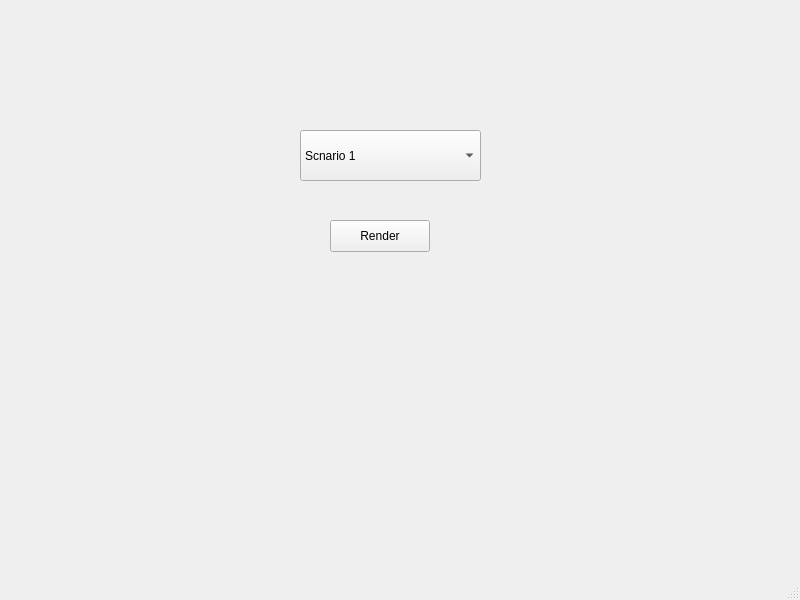
The window that Main.ui (WilleGyr/AV_City_Comparison) describes before a commit, drawn with Qt 5.
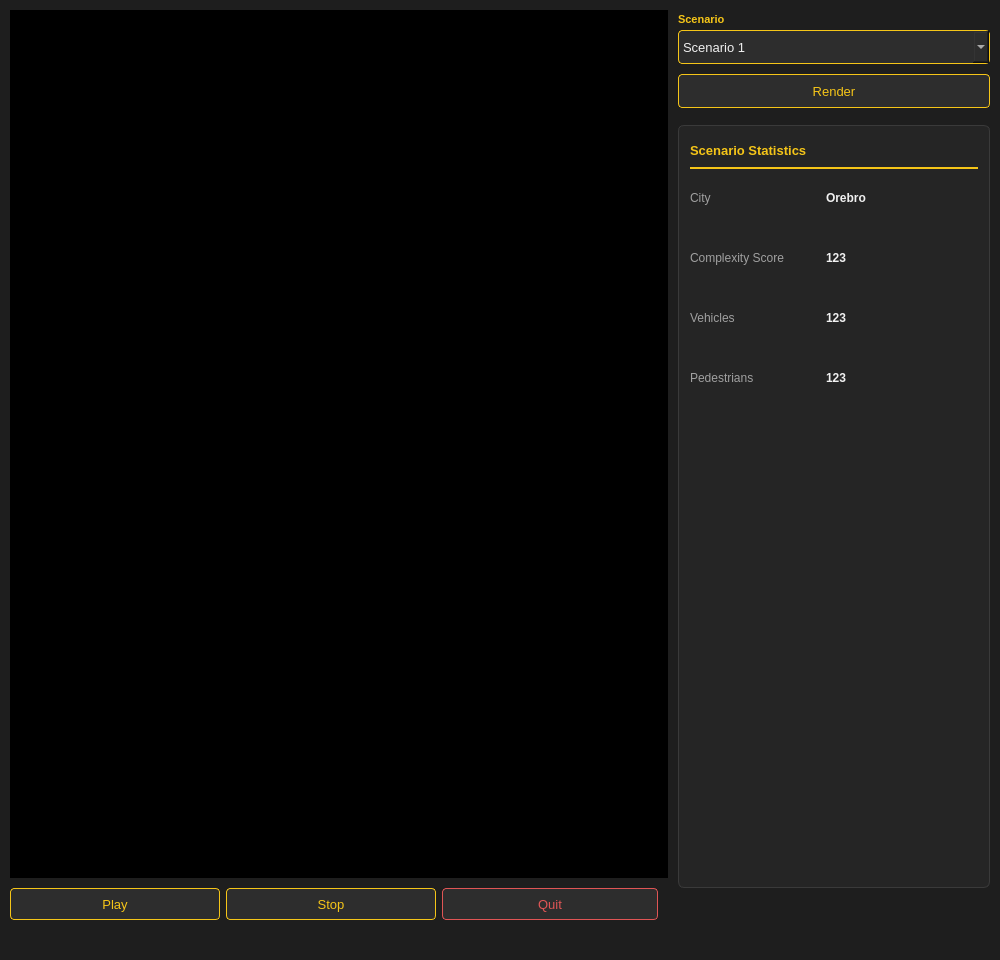
The same window after the commit.

Commit message: Created video player

```diff
--- a/Main.ui
+++ b/Main.ui
@@ -6,26 +6,167 @@
    <rect>
     <x>0</x>
     <y>0</y>
-    <width>800</width>
-    <height>600</height>
+    <width>1000</width>
+    <height>960</height>
    </rect>
   </property>
+  <property name="minimumSize">
+   <size>
+    <width>1000</width>
+    <height>960</height>
+   </size>
+  </property>
+  <property name="maximumSize">
+   <size>
+    <width>1000</width>
+    <height>960</height>
+   </size>
+  </property>
   <property name="windowTitle">
-   <string>MainWindow</string>
+   <string>AV City Comparison</string>
+  </property>
+  <property name="styleSheet">
+   <string>
+QMainWindow, QWidget {
+    background-color: #1e1e1e;
+    color: #f0f0f0;
+    font-family: 'Segoe UI', Arial, sans-serif;
+}
+QPushButton {
+    background-color: #2d2d2d;
+    color: #f5c518;
+    border: 1px solid #f5c518;
+    border-radius: 4px;
+    padding: 4px 8px;
+    font-size: 13px;
+}
+QPushButton:hover {
+    background-color: #f5c518;
+    color: #1e1e1e;
+}
+QPushButton:pressed {
+    background-color: #c9a014;
+    color: #1e1e1e;
+}
+QPushButton#quitButton {
+    color: #e05555;
+    border: 1px solid #e05555;
+}
+QPushButton#quitButton:hover {
+    background-color: #e05555;
+    color: #f0f0f0;
+}
+QComboBox {
+    background-color: #2d2d2d;
+    color: #f0f0f0;
+    border: 1px solid #f5c518;
+    border-radius: 4px;
+    padding: 4px;
+    font-size: 13px;
+}
+QComboBox QAbstractItemView {
+    background-color: #2d2d2d;
+    color: #f0f0f0;
+    selection-background-color: #f5c518;
+    selection-color: #1e1e1e;
+}
+QMenuBar {
+    background-color: #1e1e1e;
+    color: #f0f0f0;
+}
+QStatusBar {
+    background-color: #1e1e1e;
+    color: #f5c518;
+}
+   </string>
   </property>
   <widget class="QWidget" name="centralwidget">
+   <widget class="QFrame" name="videoFrame">
+    <property name="geometry">
+     <rect>
+      <x>10</x>
+      <y>10</y>
+      <width>658</width>
+      <height>868</height>
+     </rect>
+    </property>
+    <property name="styleSheet">
+     <string>background-color: black;</string>
+    </property>
+    <property name="frameShape">
+     <enum>QFrame::Box</enum>
+    </property>
+    <property name="frameShadow">
+     <enum>QFrame::Sunken</enum>
+    </property>
+   </widget>
+   <widget class="QPushButton" name="playButton">
+    <property name="geometry">
+     <rect>
+      <x>10</x>
+      <y>888</y>
+      <width>210</width>
+      <height>32</height>
+     </rect>
+    </property>
+    <property name="text">
+     <string>Play</string>
+    </property>
+   </widget>
+   <widget class="QPushButton" name="stopButton">
+    <property name="geometry">
+     <rect>
+      <x>226</x>
+      <y>888</y>
+      <width>210</width>
+      <height>32</height>
+     </rect>
+    </property>
+    <property name="text">
+     <string>Stop</string>
+    </property>
+   </widget>
+   <widget class="QPushButton" name="quitButton">
+    <property name="geometry">
+     <rect>
+      <x>442</x>
+      <y>888</y>
+      <width>216</width>
+      <height>32</height>
+     </rect>
+    </property>
+    <property name="text">
+     <string>Quit</string>
+    </property>
+   </widget>
+   <widget class="QLabel" name="labelScenario">
+    <property name="geometry">
+     <rect>
+      <x>678</x>
+      <y>10</y>
+      <width>312</width>
+      <height>18</height>
+     </rect>
+    </property>
+    <property name="text">
+     <string>Scenario</string>
+    </property>
+    <property name="styleSheet">
+     <string>color: #f5c518; font-size: 11px; font-weight: bold;</string>
+    </property>
+   </widget>
    <widget class="QComboBox" name="comboBox">
     <property name="geometry">
      <rect>
-      <x>300</x>
-      <y>130</y>
-      <width>181</width>
-      <height>51</height>
+      <x>678</x>
+      <y>30</y>
+      <width>312</width>
+      <height>34</height>
      </rect>
     </property>
     <item>
      <property name="text">
-      <string>Scnario 1</string>
+      <string>Scenario 1</string>
      </property>
     </item>
     <item>
@@ -37,16 +178,192 @@
    <widget class="QPushButton" name="pushButton">
     <property name="geometry">
      <rect>
-      <x>330</x>
-      <y>220</y>
-      <width>100</width>
-      <height>32</height>
+      <x>678</x>
+      <y>74</y>
+      <width>312</width>
+      <height>34</height>
      </rect>
     </property>
     <property name="text">
      <string>Render</string>
     </property>
    </widget>
+   <widget class="QFrame" name="statsFrame">
+    <property name="geometry">
+     <rect>
+      <x>678</x>
+      <y>125</y>
+      <width>312</width>
+      <height>763</height>
+     </rect>
+    </property>
+    <property name="styleSheet">
+     <string>QFrame { background-color: #252525; border: 1px solid #3a3a3a; border-radius: 6px; }</string>
+    </property>
+    <property name="frameShape">
+     <enum>QFrame::StyledPanel</enum>
+    </property>
+    <widget class="QLabel" name="labelStatsHeader">
+     <property name="geometry">
+      <rect>
+       <x>12</x>
+       <y>14</y>
+       <width>288</width>
+       <height>22</height>
+      </rect>
+     </property>
+     <property name="text">
+      <string>Scenario Statistics</string>
+     </property>
+     <property name="styleSheet">
+      <string>color: #f5c518; font-size: 13px; font-weight: bold; border: none;</string>
+     </property>
+    </widget>
+    <widget class="QFrame" name="statsDivider">
+     <property name="geometry">
+      <rect>
+       <x>12</x>
+       <y>42</y>
+       <width>288</width>
+       <height>2</height>
+      </rect>
+     </property>
+     <property name="styleSheet">
+      <string>background-color: #f5c518; border: none;</string>
+     </property>
+     <property name="frameShape">
+      <enum>QFrame::HLine</enum>
+     </property>
+    </widget>
+    <widget class="QLabel" name="labelCityKey">
+     <property name="geometry">
+      <rect>
+       <x>12</x>
+       <y>62</y>
+       <width>130</width>
+       <height>22</height>
+      </rect>
+     </property>
+     <property name="text">
+      <string>City</string>
+     </property>
+     <property name="styleSheet">
+      <string>color: #a0a0a0; font-size: 12px; border: none;</string>
+     </property>
+    </widget>
+    <widget class="QLabel" name="labelCityValue">
+     <property name="geometry">
+      <rect>
+       <x>148</x>
+       <y>62</y>
+       <width>152</width>
+       <height>22</height>
+      </rect>
+     </property>
+     <property name="text">
+      <string>Orebro</string>
+     </property>
+     <property name="styleSheet">
+      <string>color: #f0f0f0; font-size: 12px; font-weight: bold; border: none;</string>
+     </property>
+    </widget>
+    <widget class="QLabel" name="labelComplexityKey">
+     <property name="geometry">
+      <rect>
+       <x>12</x>
+       <y>122</y>
+       <width>130</width>
+       <height>22</height>
+      </rect>
+     </property>
+     <property name="text">
+      <string>Complexity Score</string>
+     </property>
+     <property name="styleSheet">
+      <string>color: #a0a0a0; font-size: 12px; border: none;</string>
+     </property>
+    </widget>
+    <widget class="QLabel" name="labelComplexityValue">
+     <property name="geometry">
+      <rect>
+       <x>148</x>
+       <y>122</y>
+       <width>152</width>
+       <height>22</height>
+      </rect>
+     </property>
+     <property name="text">
+      <string>123</string>
+     </property>
+     <property name="styleSheet">
+      <string>color: #f0f0f0; font-size: 12px; font-weight: bold; border: none;</string>
+     </property>
+    </widget>
+    <widget class="QLabel" name="labelVehiclesKey">
+     <property name="geometry">
+      <rect>
+       <x>12</x>
+       <y>182</y>
+       <width>130</width>
+       <height>22</height>
+      </rect>
+     </property>
+     <property name="text">
+      <string>Vehicles</string>
+     </property>
+     <property name="styleSheet">
+      <string>color: #a0a0a0; font-size: 12px; border: none;</string>
+     </property>
+    </widget>
+    <widget class="QLabel" name="labelVehiclesValue">
+     <property name="geometry">
+      <rect>
+       <x>148</x>
+       <y>182</y>
+       <width>152</width>
+       <height>22</height>
+      </rect>
+     </property>
+     <property name="text">
+      <string>123</string>
+     </property>
+     <property name="styleSheet">
+      <string>color: #f0f0f0; font-size: 12px; font-weight: bold; border: none;</string>
+     </property>
+    </widget>
+    <widget class="QLabel" name="labelPedestriansKey">
+     <property name="geometry">
+      <rect>
+       <x>12</x>
+       <y>242</y>
+       <width>130</width>
+       <height>22</height>
+      </rect>
+     </property>
+     <property name="text">
+      <string>Pedestrians</string>
+     </property>
+     <property name="styleSheet">
+      <string>color: #a0a0a0; font-size: 12px; border: none;</string>
+     </property>
+    </widget>
+    <widget class="QLabel" name="labelPedestriansValue">
+     <property name="geometry">
+      <rect>
+       <x>148</x>
+       <y>242</y>
+       <width>152</width>
+       <height>22</height>
+      </rect>
+     </property>
+     <property name="text">
+      <string>123</string>
+     </property>
+     <property name="styleSheet">
+      <string>color: #f0f0f0; font-size: 12px; font-weight: bold; border: none;</string>
+     </property>
+    </widget>
+   </widget>
   </widget>
   <widget class="QMenuBar" name="menubar">
    <property name="geometry">
```
Left out of the diff: 4 changed lines with no effect on the pictures. The commit also changes 2 other files.
